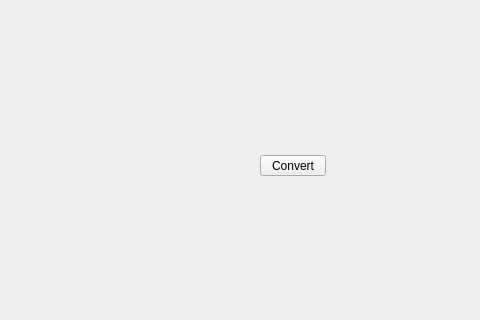
First picture: the form in ui/convert_submenu.ui, repository m3trik/Scripts_portable, before the edit; both pictures show x 0 to 480 and y 135 to 455 of the 600 by 600 pixel window.
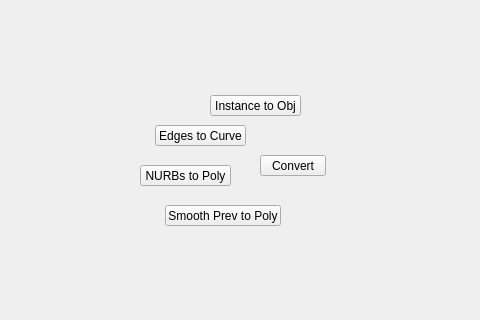
Second picture: the form after the edit.

```diff
--- a/ui/convert_submenu.ui
+++ b/ui/convert_submenu.ui
@@ -90,6 +90,130 @@
      <string>Convert</string>
     </property>
    </widget>
+   <widget class="QPushButton" name="b000">
+    <property name="geometry">
+     <rect>
+      <x>155</x>
+      <y>260</y>
+      <width>91</width>
+      <height>21</height>
+     </rect>
+    </property>
+    <property name="minimumSize">
+     <size>
+      <width>0</width>
+      <height>21</height>
+     </size>
+    </property>
+    <property name="maximumSize">
+     <size>
+      <width>999</width>
+      <height>21</height>
+     </size>
+    </property>
+    <property name="toolTip">
+     <string/>
+    </property>
+    <property name="whatsThis">
+     <string>convert</string>
+    </property>
+    <property name="text">
+     <string>Edges to Curve</string>
+    </property>
+   </widget>
+   <widget class="QPushButton" name="b001">
+    <property name="geometry">
+     <rect>
+      <x>210</x>
+      <y>230</y>
+      <width>91</width>
+      <height>21</height>
+     </rect>
+    </property>
+    <property name="minimumSize">
+     <size>
+      <width>0</width>
+      <height>21</height>
+     </size>
+    </property>
+    <property name="maximumSize">
+     <size>
+      <width>999</width>
+      <height>21</height>
+     </size>
+    </property>
+    <property name="toolTip">
+     <string/>
+    </property>
+    <property name="whatsThis">
+     <string>convert</string>
+    </property>
+    <property name="text">
+     <string>Instance to Obj</string>
+    </property>
+   </widget>
+   <widget class="QPushButton" name="b002">
+    <property name="geometry">
+     <rect>
+      <x>140</x>
+      <y>300</y>
+      <width>91</width>
+      <height>21</height>
+     </rect>
+    </property>
+    <property name="minimumSize">
+     <size>
+      <width>0</width>
+      <height>21</height>
+     </size>
+    </property>
+    <property name="maximumSize">
+     <size>
+      <width>999</width>
+      <height>21</height>
+     </size>
+    </property>
+    <property name="toolTip">
+     <string/>
+    </property>
+    <property name="whatsThis">
+     <string>convert</string>
+    </property>
+    <property name="text">
+     <string>NURBs to Poly</string>
+    </property>
+   </widget>
+   <widget class="QPushButton" name="b003">
+    <property name="geometry">
+     <rect>
+      <x>165</x>
+      <y>340</y>
+      <width>116</width>
+      <height>21</height>
+     </rect>
+    </property>
+    <property name="minimumSize">
+     <size>
+      <width>0</width>
+      <height>21</height>
+     </size>
+    </property>
+    <property name="maximumSize">
+     <size>
+      <width>999</width>
+      <height>21</height>
+     </size>
+    </property>
+    <property name="toolTip">
+     <string/>
+    </property>
+    <property name="whatsThis">
+     <string>convert</string>
+    </property>
+    <property name="text">
+     <string>Smooth Prev to Poly</string>
+    </property>
+   </widget>
   </widget>
  </widget>
  <resources/>
```
